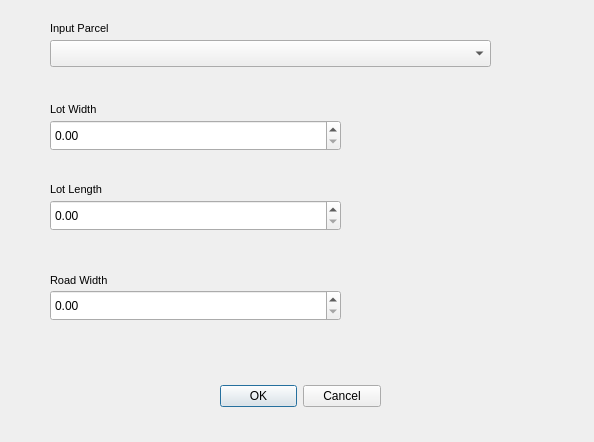
This is subdivision_dialog_base.ui in armani2404/Subdivision as Qt 5 draws it before an edit. The edited form follows.
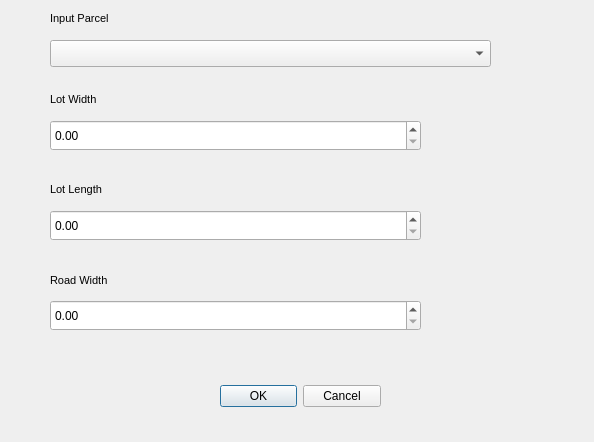
This is the edited form. Custom widgets are drawn as their Qt base class.

The edit to the form file:
```diff
--- a/subdivision_dialog_base.ui
+++ b/subdivision_dialog_base.ui
@@ -33,8 +33,8 @@
    <property name="geometry">
     <rect>
      <x>50</x>
-     <y>20</y>
-     <width>71</width>
+     <y>10</y>
+     <width>331</width>
      <height>16</height>
     </rect>
    </property>
@@ -51,8 +51,8 @@
    <property name="geometry">
     <rect>
      <x>50</x>
-     <y>100</y>
-     <width>121</width>
+     <y>90</y>
+     <width>281</width>
      <height>18</height>
     </rect>
    </property>
@@ -70,7 +70,7 @@
     <rect>
      <x>50</x>
      <y>120</y>
-     <width>291</width>
+     <width>371</width>
      <height>31</height>
     </rect>
    </property>
@@ -80,7 +80,7 @@
     <rect>
      <x>50</x>
      <y>180</y>
-     <width>101</width>
+     <width>281</width>
      <height>18</height>
     </rect>
    </property>
@@ -100,8 +100,8 @@
    <property name="geometry">
     <rect>
      <x>50</x>
-     <y>200</y>
-     <width>291</width>
+     <y>210</y>
+     <width>371</width>
      <height>31</height>
     </rect>
    </property>
@@ -121,7 +121,7 @@
     <rect>
      <x>50</x>
      <y>270</y>
-     <width>141</width>
+     <width>271</width>
      <height>21</height>
     </rect>
    </property>
@@ -141,8 +141,8 @@
    <property name="geometry">
     <rect>
      <x>50</x>
-     <y>290</y>
-     <width>291</width>
+     <y>300</y>
+     <width>371</width>
      <height>31</height>
     </rect>
    </property>
```
